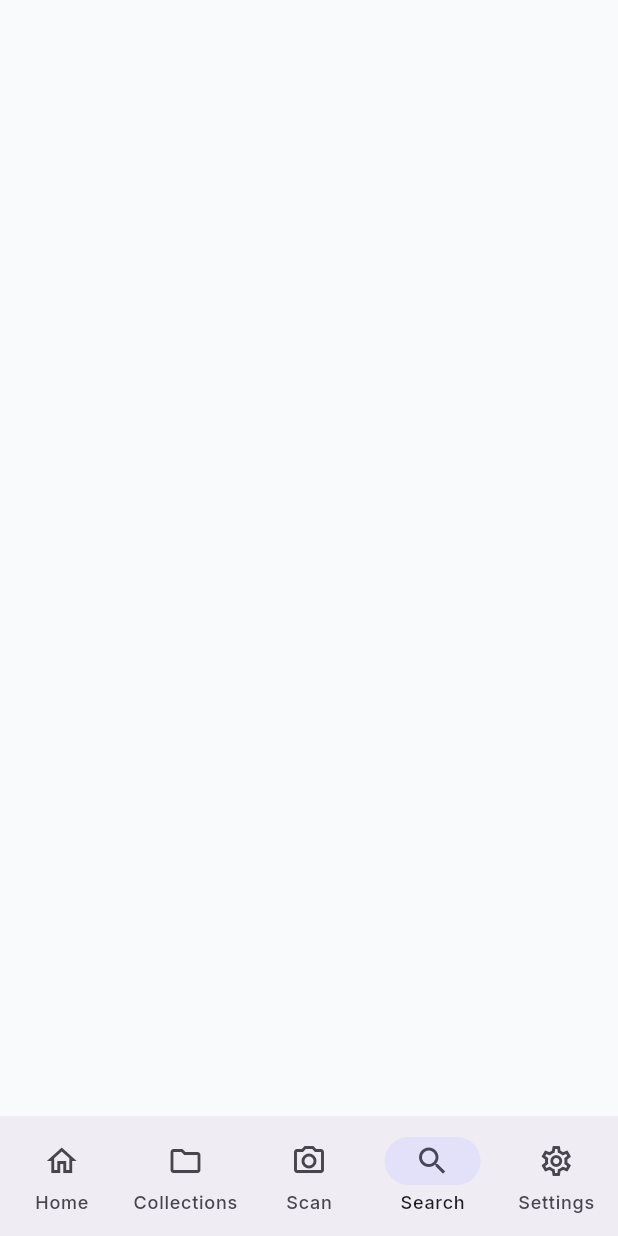
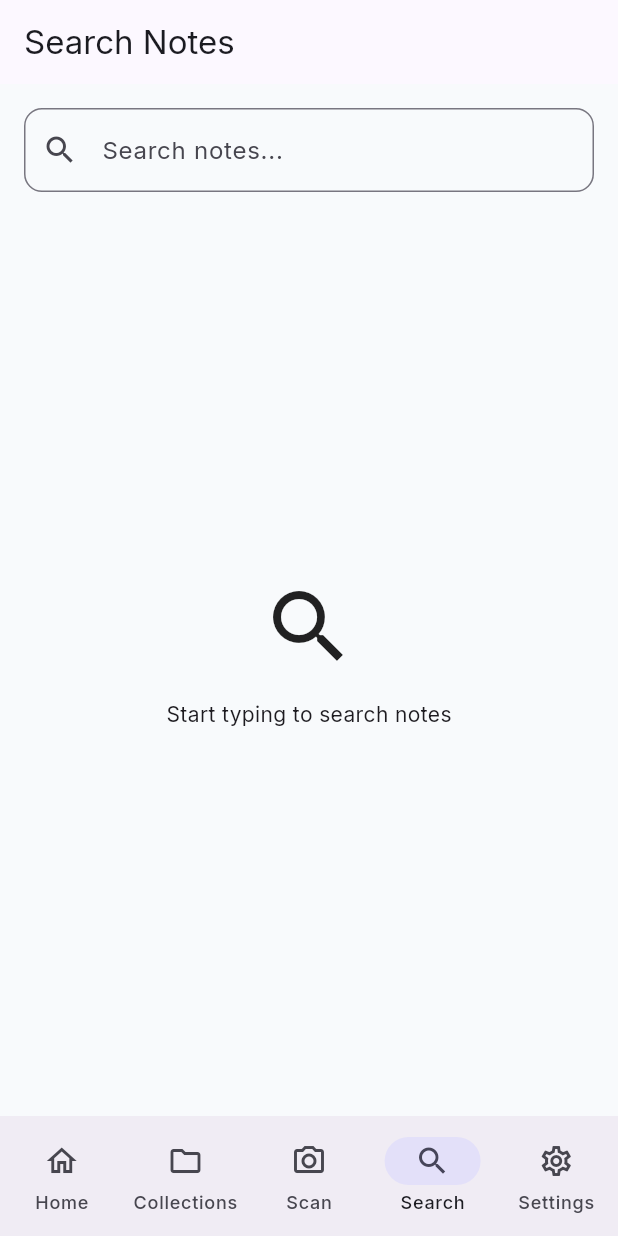
Before and after one commit to harshyadavDeveloper/snapnotes, a Flutter app: the screen it shows after launch, item 4 of the bottom bar chosen, on a phone screen of 412 x 824 dp. Run offline on Flutter 3.47's test engine with Material 3 defaults, Android fonts, the light colour scheme and no system bars; our stand-ins replace camera, get_it, google_fonts, isar_community; missing offline and left inert: google_mlkit_text_recognition; accounts and stored records are empty; generated files the repository leaves out were written again.

Commit message:
feat: implement offline note search with clean architecture

```diff
--- a/lib/core/di/service_locator.dart
+++ b/lib/core/di/service_locator.dart
@@ -9,6 +9,7 @@ import 'package:snapnotes/domain/usecases/notes/create_note_usecase.dart';
 import 'package:snapnotes/domain/usecases/notes/delete_note_usecase.dart';
 import 'package:snapnotes/domain/usecases/notes/get_notes_by_collection_usecase.dart';
 import 'package:snapnotes/domain/usecases/notes/get_notes_usecase.dart';
+import 'package:snapnotes/domain/usecases/search/search_notes_usecase.dart';
 
 import '../../data/datasources/local/collection_local_datasource.dart';
 import '../../data/repositories/collection_repository_impl.dart';
@@ -54,4 +55,6 @@ Future<void> setupDependencies() async {
   getIt.registerLazySingleton(() => GetTotalCollectionsUseCase(getIt()));
 
   getIt.registerLazySingleton(() => GetRecentNotesUseCase(getIt()));
+
+  getIt.registerLazySingleton(() => SearchNotesUseCase(getIt()));
 }
--- /dev/null
+++ b/lib/domain/usecases/search/search_notes_usecase.dart
@@ -0,0 +1,23 @@
+import '../../../data/models/note_model.dart';
+import '../../repositories/note_repository.dart';
+
+class SearchNotesUseCase {
+  final NoteRepository _repository;
+
+  SearchNotesUseCase(this._repository);
+
+  Future<List<NoteModel>> call(String query) async {
+    final notes = await _repository.getNotes();
+
+    if (query.trim().isEmpty) {
+      return notes;
+    }
+
+    final lowerQuery = query.toLowerCase();
+
+    return notes.where((note) {
+      return note.title.toLowerCase().contains(lowerQuery) ||
+          note.content.toLowerCase().contains(lowerQuery);
+    }).toList();
+  }
+}
--- a/lib/features/search/screens/search_screen.dart
+++ b/lib/features/search/screens/search_screen.dart
@@ -1,15 +1,95 @@
 import 'package:flutter/material.dart';
+import 'package:provider/provider.dart';
+import 'package:snapnotes/widgets/note_card.dart';
 
-class SearchScreen extends StatefulWidget {
+import '../../../providers/search_notifier.dart';
+
+class SearchScreen extends StatelessWidget {
   const SearchScreen({super.key});
 
   @override
-  State<SearchScreen> createState() => _SearchScreenState();
-}
+  Widget build(BuildContext context) {
+    final provider = context.watch<SearchNotifier>();
 
-class _SearchScreenState extends State<SearchScreen> {
-  @override
-  Widget build(BuildContext context) {
-    return Scaffold();
+    return Scaffold(
+      appBar: AppBar(title: const Text('Search Notes')),
+      body: Padding(
+        padding: const EdgeInsets.all(16),
+        child: Column(
+          children: [
+            TextField(
+              decoration: InputDecoration(
+                hintText: 'Search notes...',
+                prefixIcon: const Icon(Icons.search),
+                suffixIcon: provider.query.isNotEmpty
+                    ? IconButton(
+                        icon: const Icon(Icons.clear),
+                        onPressed: () {
+                          provider.clear();
+                        },
+                      )
+                    : null,
+                border: OutlineInputBorder(
+                  borderRadius: BorderRadius.circular(12),
+                ),
+              ),
+              onChanged: (value) {
+                context.read<SearchNotifier>().search(value);
+              },
+            ),
+
+            const SizedBox(height: 16),
+
+            Expanded(child: _buildBody(provider)),
+          ],
+        ),
+      ),
+    );
+  }
+
+  Widget _buildBody(SearchNotifier provider) {
+    if (provider.isLoading) {
+      return const Center(child: CircularProgressIndicator());
+    }
+
+    if (provider.error != null) {
+      return Center(child: Text(provider.error!));
+    }
+
+    if (provider.query.isEmpty) {
+      return const Center(
+        child: Column(
+          mainAxisAlignment: MainAxisAlignment.center,
+          children: [
+            Icon(Icons.search, size: 64),
+            SizedBox(height: 16),
+            Text('Start typing to search notes'),
+          ],
+        ),
+      );
+    }
+
+    if (provider.results.isEmpty) {
+      return const Center(
+        child: Column(
+          mainAxisAlignment: MainAxisAlignment.center,
+          children: [
+            Icon(Icons.search_off, size: 64),
+            SizedBox(height: 16),
+            Text('No matching notes found'),
+          ],
+        ),
+      );
+    }
+
+    return ListView.separated(
+      itemCount: provider.results.length,
+      separatorBuilder: (_, __) => const SizedBox(height: 8),
+      itemBuilder: (context, index) {
+        final note = provider.results[index];
+
+        return NoteCard(note: note);
+      },
+    );
   }
 }
--- a/lib/main.dart
+++ b/lib/main.dart
@@ -6,6 +6,7 @@ import 'package:snapnotes/providers/dashboard_notifier.dart';
 import 'package:snapnotes/providers/note_notifier.dart';
 import 'package:snapnotes/providers/ocr_notifier.dart';
 import 'package:snapnotes/providers/scan_notifier.dart';
+import 'package:snapnotes/providers/search_notifier.dart';
 
 import 'core/theme/app_theme.dart';
 import 'database/isar/isar_service.dart';
@@ -55,6 +56,8 @@ class SnapNotesApp extends StatelessWidget {
         ChangeNotifierProvider(create: (_) => ScanNotifier()),
 
         ChangeNotifierProvider(create: (_) => OcrNotifier()),
+
+        ChangeNotifierProvider(create: (_) => SearchNotifier(getIt())),
       ],
       child: const _AppView(),
     );
--- /dev/null
+++ b/lib/providers/search_notifier.dart
@@ -0,0 +1,31 @@
+import 'package:snapnotes/core/state/base_notifier.dart';
+
+import '../data/models/note_model.dart';
+import '../domain/usecases/search/search_notes_usecase.dart';
+
+class SearchNotifier extends BaseNotifier {
+  final SearchNotesUseCase _searchNotesUseCase;
+
+  SearchNotifier(this._searchNotesUseCase);
+
+  String query = '';
+
+  List<NoteModel> results = [];
+
+  Future<void> search(String value) async {
+    query = value;
+
+    await execute(() async {
+      results = await _searchNotesUseCase(value);
+
+      notifyListeners();
+    });
+  }
+
+  void clear() {
+    query = '';
+    results.clear();
+
+    notifyListeners();
+  }
+}
```
